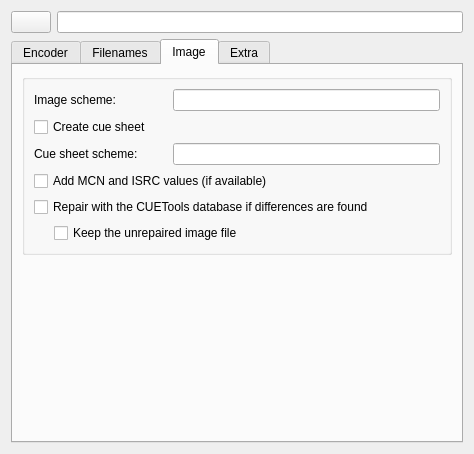
The window that dialogs/profiledatawidgetUI.ui (KDE/audex) describes before a commit, drawn with Qt 5.
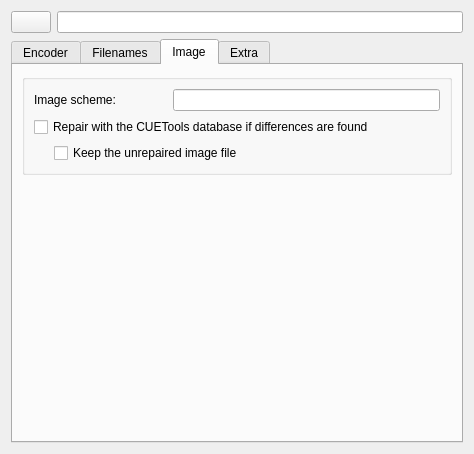
The same window after the commit. The open tabs and pages were chosen to show the change. Custom widgets are drawn as their Qt base class.

Commit message: write cue sheets for track rips as well and make the corresponding changes to the GUI

```diff
--- a/dialogs/profiledatawidgetUI.ui
+++ b/dialogs/profiledatawidgetUI.ui
@@ -226,37 +226,6 @@
            </widget>
           </item>
           <item row="1" column="0" colspan="3">
-           <widget class="QCheckBox" name="checkBox_cue">
-            <property name="text">
-             <string>Create cue sheet</string>
-            </property>
-           </widget>
-          </item>
-          <item row="2" column="0">
-           <widget class="QLabel" name="label_cue_scheme">
-            <property name="text">
-             <string>Cue sheet scheme:</string>
-            </property>
-           </widget>
-          </item>
-          <item row="2" column="1" colspan="2">
-           <widget class="SchemeEdit" name="schemeedit_cue_scheme">
-            <property name="kind">
-             <enum>SchemeEdit::Filename</enum>
-            </property>
-           </widget>
-          </item>
-          <item row="3" column="0" colspan="3">
-           <widget class="QCheckBox" name="checkBox_cue_mcn_isrc">
-            <property name="toolTip">
-             <string>&lt;html&gt;&lt;head/&gt;&lt;body&gt;&lt;p&gt;Write Media Catalog Number (MCN) and International Standard Recording Codes (ISRC, ISO 3901) of the tracks into the cue sheet (if your drive have the capability).&lt;/p&gt;&lt;p&gt;Depending in your drive it could take a few seconds at the end of your ripping process to fetch those numbers and codes.&lt;/p&gt;&lt;/body&gt;&lt;/html&gt;</string>
-            </property>
-            <property name="text">
-             <string>Add MCN and ISRC values (if available)</string>
-            </property>
-           </widget>
-          </item>
-          <item row="4" column="0" colspan="3">
            <widget class="QCheckBox" name="checkBox_ctdb_repair">
             <property name="toolTip">
              <string>&lt;html&gt;&lt;head/&gt;&lt;body&gt;&lt;p&gt;If the CUETools database (CTDB) reports differences after the rip, Audex downloads its recovery data and repairs the image. The image is only replaced if it matches the database afterwards.&lt;/p&gt;&lt;p&gt;Enables the CTDB verification for image rips. Without differences nothing is downloaded or changed.&lt;/p&gt;&lt;/body&gt;&lt;/html&gt;</string>
@@ -266,7 +235,7 @@
             </property>
            </widget>
           </item>
-          <item row="5" column="0" colspan="3">
+          <item row="2" column="0" colspan="3">
            <layout class="QHBoxLayout" name="horizontalLayout_ctdb_repair_keep_original">
             <item>
              <spacer name="horizontalSpacer_ctdb_repair_keep_original">
@@ -390,6 +359,16 @@
             </property>
            </widget>
           </item>
+          <item row="2" column="0">
+           <widget class="QCheckBox" name="checkBox_cue">
+            <property name="toolTip">
+             <string>&lt;html&gt;&lt;head/&gt;&lt;body&gt;&lt;p&gt;A cue sheet describes the disc: where its tracks, pregaps and indexes lie in the ripped files. With it a rip can be checked against AccurateRip and the CUETools database again later, or burned like the original.&lt;/p&gt;&lt;p&gt;For one file per track the pregaps are where &amp;quot;Pregaps in track files&amp;quot; (General settings) puts them. Without &amp;quot;Read pregaps and indexes from the Q sub-channel&amp;quot; the cue sheet has no pregaps.&lt;/p&gt;&lt;/body&gt;&lt;/html&gt;</string>
+            </property>
+            <property name="text">
+             <string>Create cue sheet</string>
+            </property>
+           </widget>
+          </item>
           <item row="2" column="1">
            <widget class="QPushButton" name="kpushbutton_logfile">
             <property name="text">
```
Left out of the diff: 13 changed lines with no effect on the pictures. The commit also changes 13 other files.
